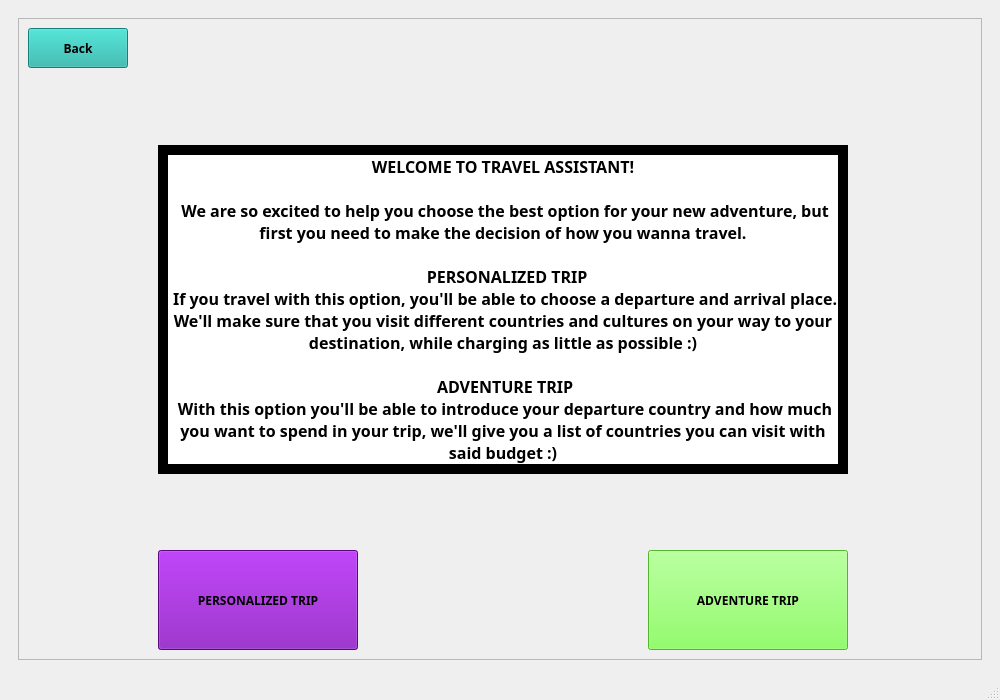
First picture: the form in travel_assistant.ui, repository isaacfulcrum/travel-assistant, before the edit.
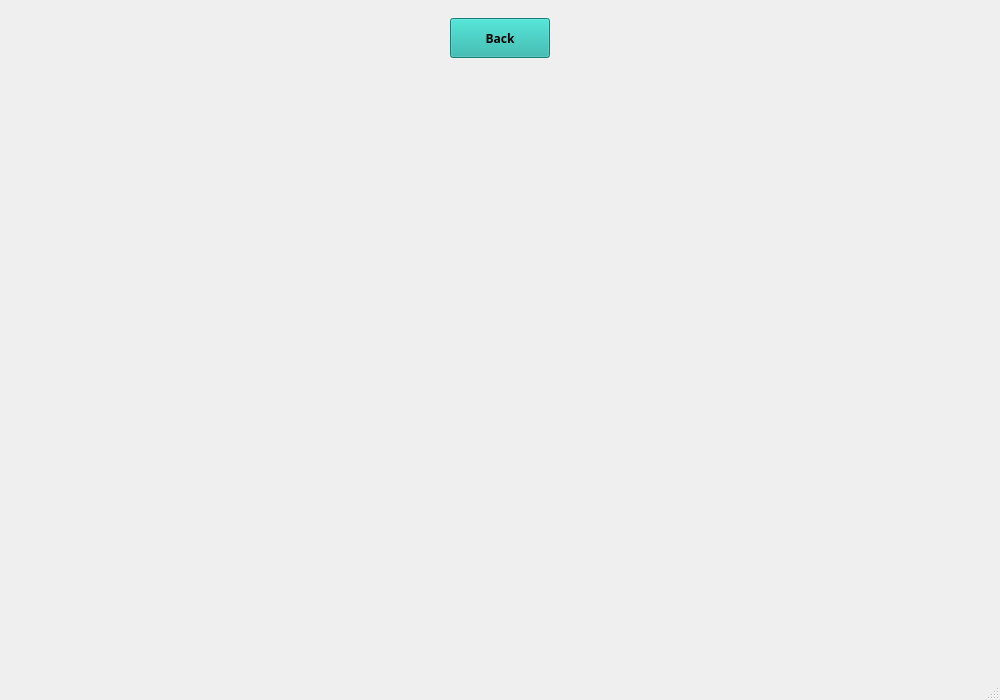
Second picture: the form after the edit. Icons and pictures are not drawn.

```diff
--- a/travel_assistant.ui
+++ b/travel_assistant.ui
@@ -31,7 +31,7 @@
     <item row="0" column="0">
      <widget class="QStackedWidget" name="views">
       <property name="currentIndex">
-       <number>1</number>
+       <number>4</number>
       </property>
       <widget class="QWidget" name="welcome">
        <layout class="QGridLayout" name="gridLayout_2">
@@ -1545,6 +1545,58 @@
         </item>
        </layout>
       </widget>
+      <widget class="QWidget" name="page_2">
+       <layout class="QGridLayout" name="gridLayout_15">
+        <item row="0" column="0">
+         <widget class="QPushButton" name="backbutton_4">
+          <property name="minimumSize">
+           <size>
+            <width>0</width>
+            <height>40</height>
+           </size>
+          </property>
+          <property name="maximumSize">
+           <size>
+            <width>100</width>
+            <height>16777215</height>
+           </size>
+          </property>
+          <property name="font">
+           <font>
+            <family>News706 BT</family>
+            <pointsize>9</pointsize>
+            <weight>75</weight>
+            <bold>true</bold>
+           </font>
+          </property>
+          <property name="cursor">
+           <cursorShape>PointingHandCursor</cursorShape>
+          </property>
+          <property name="styleSheet">
+           <string notr="true">border-image: None;
+background-color: rgb(30, 177, 167);</string>
+          </property>
+          <property name="text">
+           <string>Back</string>
+          </property>
+          <property name="icon">
+           <iconset resource="travel_assistant_assets.qrc">
+            <normaloff>:/Icons/assets/backIcon.png</normaloff>:/Icons/assets/backIcon.png</iconset>
+          </property>
+         </widget>
+        </item>
+        <item row="1" column="0">
+         <widget class="QLabel" name="label_2">
+          <property name="text">
+           <string/>
+          </property>
+          <property name="pixmap">
+           <pixmap>assets/xd(2).png</pixmap>
+          </property>
+         </widget>
+        </item>
+       </layout>
+      </widget>
      </widget>
     </item>
    </layout>
```
